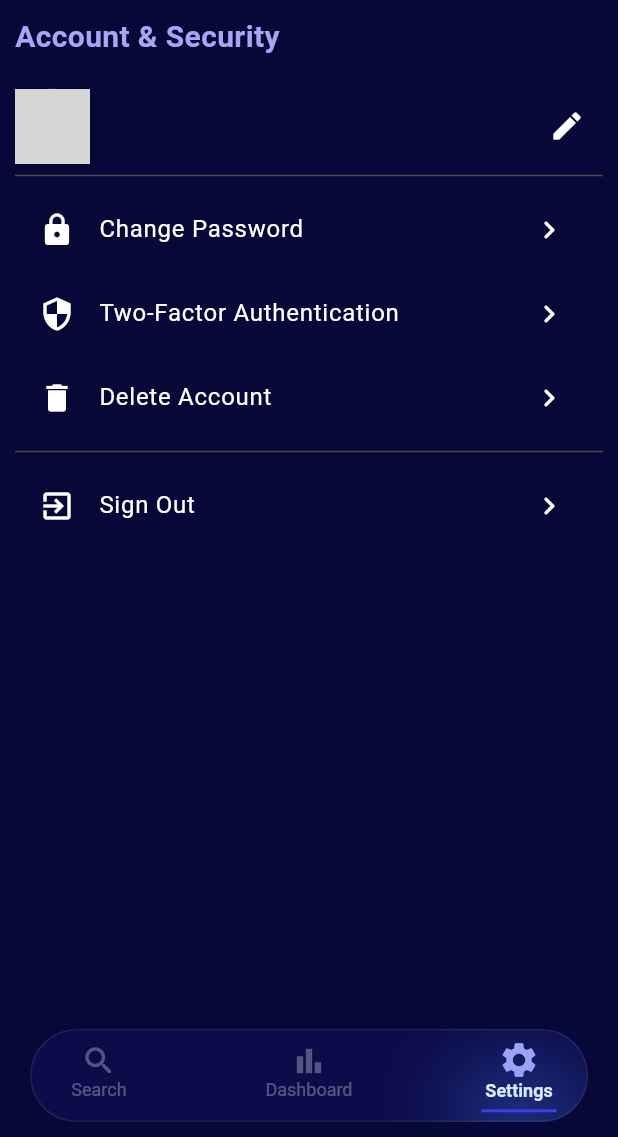
After one commit to dis70rt/otter, a Flutter app: the HomeScreen screen opened by its route, item 3 of the bottom bar chosen, on a phone screen of 412 x 824 dp, the part 99-1236 px from its top. The commit adds this screen. Run offline on Flutter 3.47's test engine with Material 3 defaults, Android fonts, the phone set to English and light mode, and no system bars; our stand-ins replace animated_text_kit, cloud_firestore, firebase_auth, firebase_core, fl_chart, flutter_svg and 2 more; missing offline and left inert: fl_country_code_picker; accounts and stored records are empty; network calls fail; grey boxes are pictures that could not be loaded.

Commit message:
Added Settings screen

```diff
--- a/lib/ui/screens/home_screen.dart
+++ b/lib/ui/screens/home_screen.dart
@@ -1,6 +1,7 @@
 import 'package:flutter/material.dart';
 import 'package:otter/services/auth_provider.dart';
 import 'package:otter/services/database_provider.dart';
+import 'package:otter/ui/screens/settings_screen.dart';
 import 'package:otter/ui/widgets/appbar.dart';
 import 'package:otter/ui/widgets/Company/company_widget.dart';
 import 'package:provider/provider.dart';
@@ -34,7 +35,7 @@ class _HomeScreenState extends State<HomeScreen> {
       appBar: buildAppbar(authProvider, context, dbProvider, _selectedIndex),
       body: IndexedStack(
         index: _selectedIndex,
-        children: const [DashboardScreen(), CompanyWidget()],
+        children: const [DashboardScreen(), CompanyWidget(), SettingsScreen()],
       ),
       bottomNavigationBar:
           buildBottomNavigationBar(_onItemTapped, _selectedIndex),
--- a/lib/ui/screens/initialize_screen.dart
+++ b/lib/ui/screens/initialize_screen.dart
@@ -50,8 +50,8 @@ class _InitializeScreenState extends State<InitializeScreen>
       await prefs.setBool('isFirstLaunch', false);
       _controller.forward().then((_) => _navigateToAuthPage());
     } else {
-      await Future.delayed(const Duration(seconds: 1));
-      _navigateToAuthPage();
+      _controller.duration = const Duration(seconds: 5);
+      _controller.forward().then((_) => _navigateToAuthPage());
     }
   }
 
@@ -116,6 +116,7 @@ class _InitializeScreenState extends State<InitializeScreen>
                     return CircularProgressIndicator(
                       value: _progressAnimation.value,
                       strokeWidth: 6,
+                      strokeCap: StrokeCap.round,
                       backgroundColor: Colors.white.withOpacity(0.3),
                     );
                   },
--- /dev/null
+++ b/lib/ui/screens/settings_screen.dart
@@ -0,0 +1,150 @@
+import 'package:flutter/cupertino.dart';
+import 'package:flutter/material.dart';
+import 'package:otter/constants/colors.dart';
+import 'package:otter/services/auth_provider.dart';
+import 'package:provider/provider.dart';
+
+class SettingsScreen extends StatelessWidget {
+  const SettingsScreen({super.key});
+
+  @override
+  Widget build(BuildContext context) {
+    return Consumer<AuthProvider>(
+      builder: (context, auth, child) => SafeArea(
+        child: Padding(
+          padding: const EdgeInsets.all(10.0),
+          child: ListView(
+            children: [
+              const Text(
+                "Account & Security",
+                style: TextStyle(
+                  fontSize: 20,
+                  fontWeight: FontWeight.bold,
+                  color: AppColors.midBlue,
+                ),
+              ),
+              const SizedBox(height: 20),
+              _buildUserInfoSection(auth),
+              const Divider(),
+              _buildSecurityOptions(auth, context),
+              const Divider(),
+              _buildListTile(
+                  icon: Icons.exit_to_app,
+                  title: "Sign Out",
+                  onTap: () => auth.logout(context)),
+            ],
+          ),
+        ),
+      ),
+    );
+  }
+
+  Widget _buildUserInfoSection(AuthProvider auth) {
+    return Row(
+      mainAxisAlignment: MainAxisAlignment.spaceBetween,
+      children: [
+        CircleAvatar(
+          radius: 25,
+          backgroundImage: NetworkImage(
+            auth.user?.photoURL ?? "https://i.imgur.com/WxNkK7J.png",
+          ),
+        ),
+        const SizedBox(width: 15),
+        Expanded(
+          child: Column(
+            crossAxisAlignment: CrossAxisAlignment.start,
+            children: [
+              Text(
+                auth.user?.displayName ?? "No Name",
+                style: const TextStyle(
+                  color: Colors.white,
+                  fontWeight: FontWeight.bold,
+                  fontSize: 18,
+                ),
+              ),
+              const SizedBox(height: 5),
+              Text(
+                auth.user?.email ?? "No Email",
+                style: const TextStyle(
+                  color: Colors.white60,
+                  fontSize: 12,
+                ),
+              ),
+            ],
+          ),
+        ),
+        IconButton(
+          onPressed: () {
+            // Navigate to edit profile screen
+          },
+          icon: const Icon(Icons.edit_rounded, color: Colors.white),
+        ),
+      ],
+    );
+  }
+
+  Widget _buildSecurityOptions(AuthProvider auth, BuildContext context) {
+    return Column(
+      children: [
+        _buildListTile(
+          icon: Icons.lock,
+          title: "Change Password",
+          onTap: () {
+            // auth.user?.updatePassword("Saikat");
+          },
+        ),
+        _buildListTile(
+          icon: Icons.security,
+          title: "Two-Factor Authentication",
+          onTap: () {
+            // Navigate to 2FA settings screen
+          },
+        ),
+        _buildListTile(
+          icon: Icons.delete,
+          title: "Delete Account",
+          onTap: () {
+            _showDeleteAccountDialog(context);
+          },
+        ),
+      ],
+    );
+  }
+
+  Widget _buildListTile(
+      {required IconData icon,
+      required String title,
+      required VoidCallback onTap}) {
+    return ListTile(
+      leading: Icon(icon, color: Colors.white),
+      title: Text(title, style: const TextStyle(color: Colors.white)),
+      trailing: const Icon(Icons.chevron_right_rounded, color: Colors.white),
+      onTap: onTap,
+    );
+  }
+
+  void _showDeleteAccountDialog(BuildContext context) {
+    showCupertinoDialog(
+      context: context,
+      builder: (context) => CupertinoAlertDialog(
+        title: const Text("Delete Account"),
+        content: const Text(
+          "Are you sure you want to delete your account? This can't be undone.",
+        ),
+        actions: [
+          TextButton(
+            onPressed: () => Navigator.pop(context),
+            child: const Text("Cancel"),
+          ),
+          TextButton(
+            onPressed: () {
+              // Handle account deletion logic
+              Navigator.pop(context);
+            },
+            child: const Text("Delete", style: TextStyle(color: Colors.red)),
+          ),
+        ],
+      ),
+    );
+  }
+}
```
